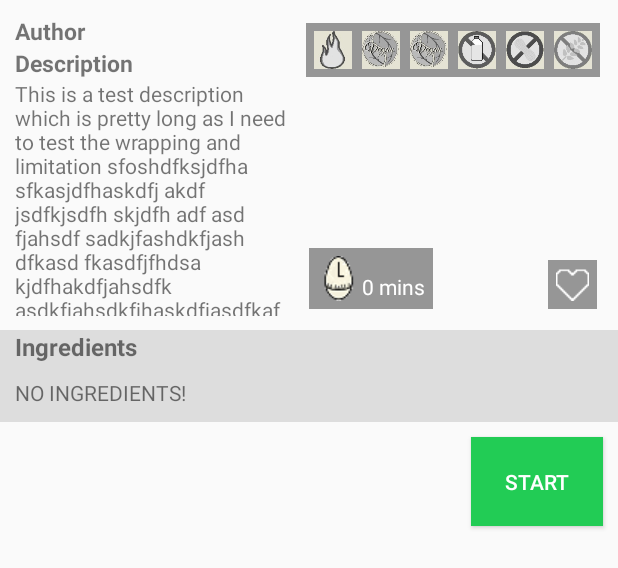
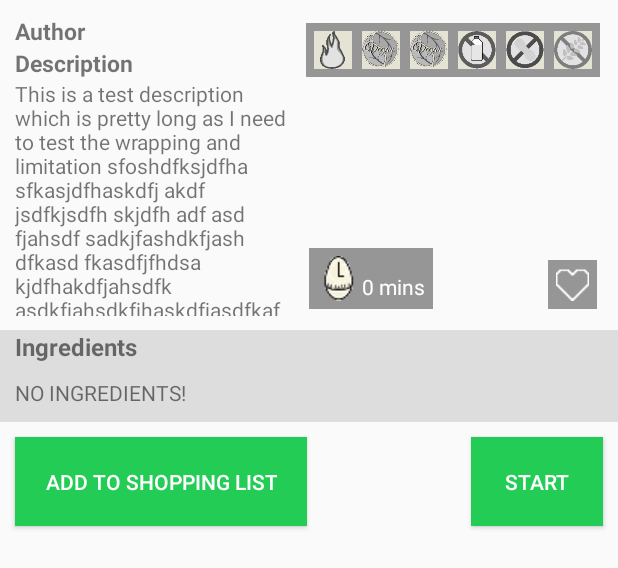
Before and after one commit to JackoRo/SWEngAndroidApp, an Android app: the layout activity_recipe_selection.xml on its own in the app's theme, with its tools: preview values and no code run, on a phone screen of 412 x 824 dp. Shown: the top 568 px of the screen. Run offline under Robolectric (Android 15) with nearby library versions, the phone set to English and light mode, and no system bars.

Commit message:
Add an 'add to shopping list' button and ShoppingListHandler class

```diff
--- a/app/src/main/res/layout/activity_recipe_selection.xml
+++ b/app/src/main/res/layout/activity_recipe_selection.xml
@@ -173,4 +173,16 @@
         android:layout_margin="10dp"
         android:padding="20dip"/>
 
+    <Button
+        android:id="@+id/recipe_selection_addToList_button"
+        android:layout_width="wrap_content"
+        android:layout_height="wrap_content"
+        android:background="#2C5"
+        android:textColor="#FFF"
+        android:text="Add to shopping list"
+        android:layout_alignParentLeft="true"
+        android:layout_below="@id/ingredientsLayout"
+        android:layout_margin="10dp"
+        android:padding="20dip"/>
+
 </RelativeLayout>
```
Also changed, not shown: app/src/main/java/com/group3/swengandroidapp/RecipeSelectionActivity.java (+18 -10 lines), app/src/main/java/com/group3/swengandroidapp/SearchpageActivity.java (+6 -8 lines), app/src/main/java/com/group3/swengandroidapp/ShoppinglistHandler.java (added, +33 -0 lines), app/src/main/res/layout/search_page.xml (+6 -1 lines).
